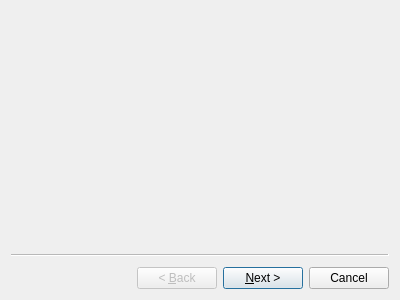
Old version of the form wizard.ui in the repository zombieQQ/Album_QT.
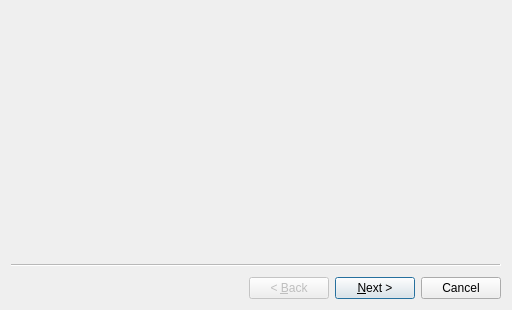
New version of the form. Custom widgets are drawn as their Qt base class.

Patch:
```diff
--- a/wizard.ui
+++ b/wizard.ui
@@ -6,15 +6,22 @@
    <rect>
     <x>0</x>
     <y>0</y>
-    <width>400</width>
-    <height>300</height>
+    <width>512</width>
+    <height>310</height>
    </rect>
   </property>
   <property name="windowTitle">
    <string>Wizard</string>
   </property>
-  <widget class="ProSetPage" name="wizardPage1"/>
-  <widget class="ConfirmPage" name="wizardPage2"/>
+  <property name="styleSheet">
+   <string notr="true"/>
+  </property>
+  <widget class="ProSetPage" name="wizardPage1">
+   <layout class="QGridLayout" name="gridLayout_2"/>
+  </widget>
+  <widget class="ConfirmPage" name="wizardPage2">
+   <layout class="QVBoxLayout" name="verticalLayout_2"/>
+  </widget>
  </widget>
  <customwidgets>
   <customwidget>
```
